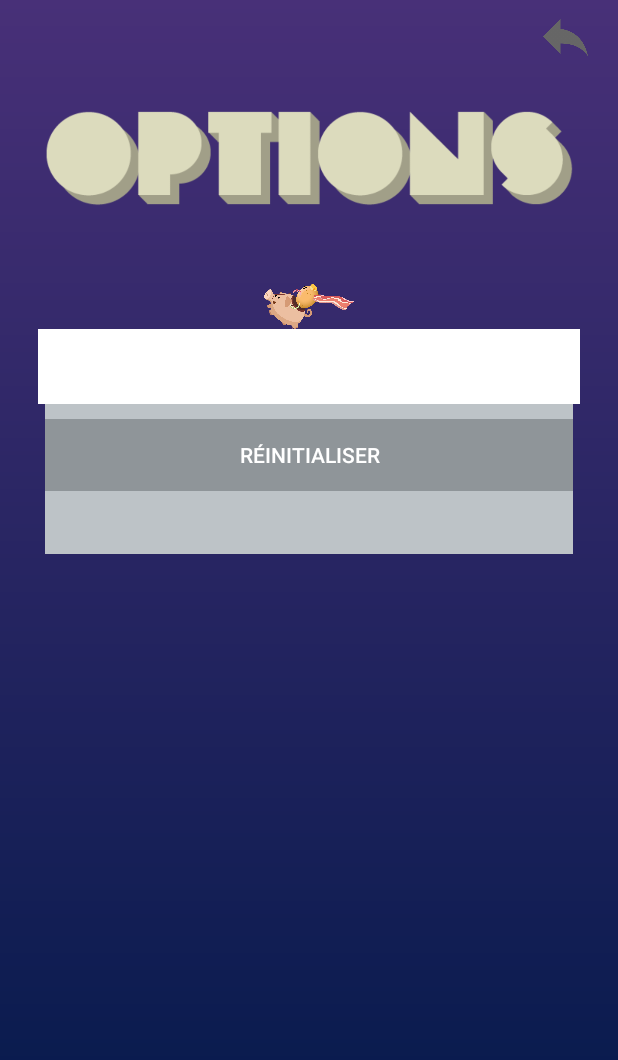
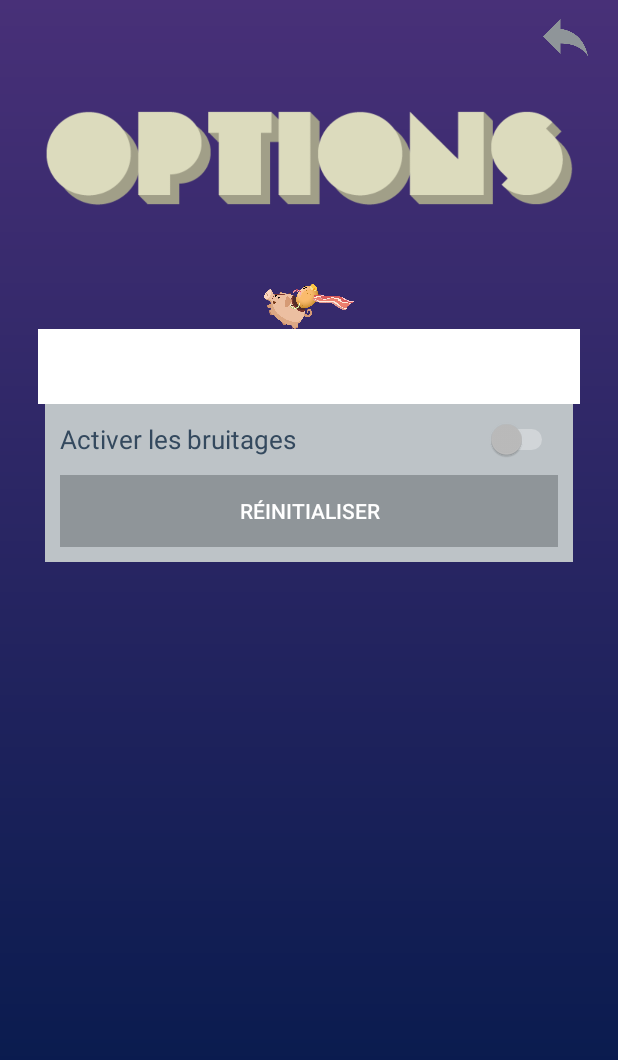
Before and after one commit to LionelJouin/TarkiGates, an Android app: the fragment Settings placed in its activity, on a phone screen of 412 x 824 dp. Shown: the top 1060 px of the screen. Run offline under Robolectric (Android 15) with nearby library versions, the phone set to English and light mode, and no system bars.

Commit message:
icons colors

```diff
--- a/app/src/main/res/layout/fragment_settings.xml
+++ b/app/src/main/res/layout/fragment_settings.xml
@@ -62,17 +62,29 @@
                 android:background="@color/sillClear">
             </LinearLayout>
             <LinearLayout
-                android:orientation="horizontal"
+                android:orientation="vertical"
                 android:layout_width="match_parent"
-                android:layout_height="100dp"
+                android:layout_height="wrap_content"
+                android:padding="10dp"
                 android:paddingTop="10dp"
                 android:layout_marginLeft="30dp"
                 android:layout_marginRight="30dp"
                 android:background="@color/building">
+
+                <Switch
+                    android:text="@string/soundEffects"
+                    android:textSize="17sp"
+                    android:textColor="@color/windowOff"
+                    android:layout_marginBottom="10dp"
+                    android:layout_width="match_parent"
+                    android:layout_height="wrap_content"
+                    android:id="@+id/switch1"
+                    android:layout_weight="1" />
+
                 <Button
                     android:text="@string/reset"
                     android:background="@color/buildingDark"
-                    android:layout_width="wrap_content"
+                    android:layout_width="match_parent"
                     android:layout_height="wrap_content"
                     android:id="@+id/reset"
                     android:layout_weight="1" />
--- a/app/src/main/res/values/strings.xml
+++ b/app/src/main/res/values/strings.xml
@@ -18,5 +18,7 @@
         \n\nLe courant passant à travers des portes logiques, votre objectif sera donc de trouver la bonne combinaison
         d\’état des interrupteurs afin de rétablir la lumière dans le building.</string>
     <string name="author">Auteur</string>
+
+    <string name="soundEffects">Activer les bruitages</string>
     <string name="reset">Réinitialiser</string>
 </resources>
```
Also changed, not shown: app/src/main/res/drawable/back.png, app/src/main/res/drawable/home.png, app/src/main/res/drawable/informations.png, app/src/main/res/drawable/pause.png, app/src/main/res/drawable/play.png, app/src/main/res/drawable/replay.png, app/src/main/res/drawable/settings.png.
